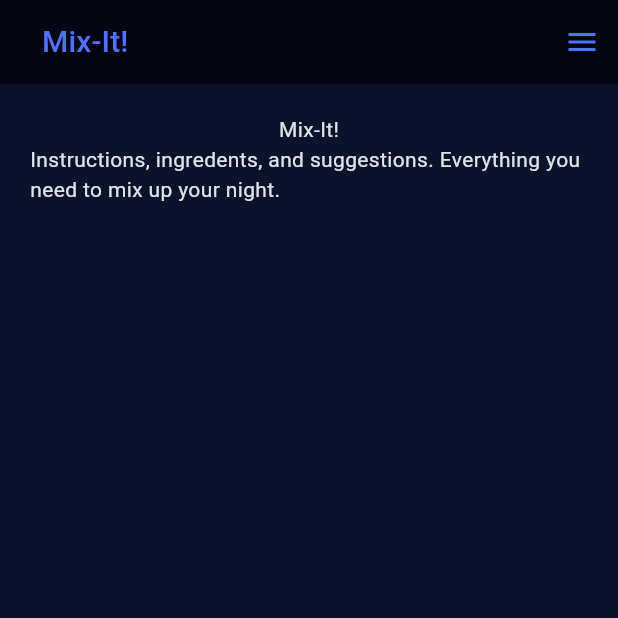
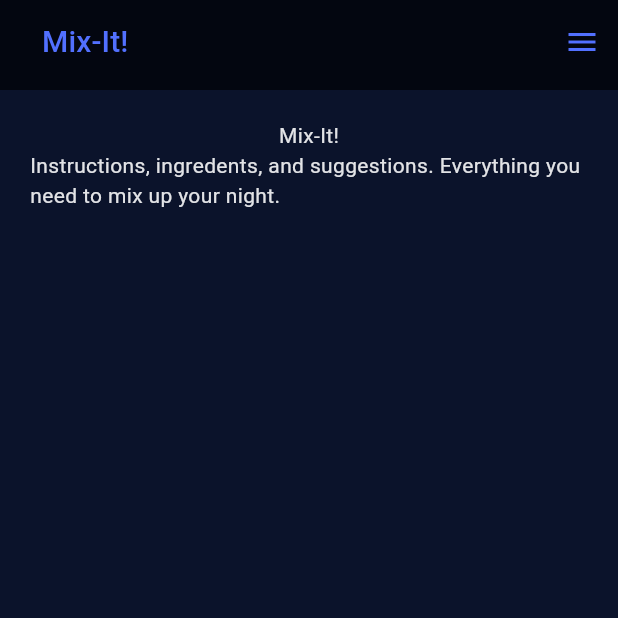
Before and after one commit to TKravel/mix-it-flutter, a Flutter app: the screen it shows after launch, in the side drawer, after a tap on "Mix-It!", on a phone screen of 412 x 824 dp, the top half of it. Run offline on Flutter 3.47's test engine with Material 3 defaults, Android fonts, the phone set to English and light mode, and no system bars; our stand-ins replace carousel_slider, flutter_dotenv; network calls fail.

Commit message:
Styles and clean up

```diff
--- a/lib/main.dart
+++ b/lib/main.dart
@@ -1,9 +1,9 @@
+// ignore: unused_import
+import 'dart:developer';
+
 import 'package:flutter/material.dart';
 import 'package:flutter_dotenv/flutter_dotenv.dart';
-import 'package:mix_it/screens/drink_details/drink_details.dart';
-import 'dart:developer';
 
-import 'package:mix_it/utils/colors/custom_colors.dart';
 import 'package:mix_it/screens/home_page/home_page.dart';
 import 'package:mix_it/utils/themes/custom_themes.dart';
 
@@ -21,62 +21,7 @@ class MyApp extends StatelessWidget {
     return MaterialApp(
       title: 'Mix-It!',
       theme: CustomThemes.customDarkTheme,
-      home: HomePage(),
+      home: const HomePage(),
     );
   }
 }
-
-// class MyHomePage extends StatefulWidget {
-//   const MyHomePage({super.key, required this.title});
-
-//   // This widget is the home page of your application. It is stateful, meaning
-//   // that it has a State object (defined below) that contains fields that affect
-//   // how it looks.
-
-//   // This class is the configuration for the state. It holds the values (in this
-//   // case the title) provided by the parent (in this case the App widget) and
-//   // used by the build method of the State. Fields in a Widget subclass are
-//   // always marked "final".
-
-//   final String title;
-
-//   @override
-//   State<MyHomePage> createState() => _MyHomePageState();
-// }
-
-// class _MyHomePageState extends State<MyHomePage> {
-//   int _counter = 0;
-
-//   void _incrementCounter() {
-//     setState(() {
-//       // This call to setState tells the Flutter framework that something has
-//       // changed in this State, which causes it to rerun the build method below
-//       // so that the display can reflect the updated values. If we changed
-//       // _counter without calling setState(), then the build method would not be
-//       // called again, and so nothing would appear to happen.
-//       _counter++;
-//     });
-//   }
-
-//   @override
-//   Widget build(BuildContext context) {
-//     // This method is rerun every time setState is called, for instance as done
-//     // by the _incrementCounter method above.
-//     //
-//     // The Flutter framework has been optimized to make rerunning build methods
-//     // fast, so that you can just rebuild anything that needs updating rather
-//     // than having to individually change instances of widgets.
-//     return Scaffold(
-//       appBar: AppBar(
-//         // TRY THIS: Try changing the color here to a specific color (to
-//         // Colors.amber, perhaps?) and trigger a hot reload to see the AppBar
-//         // change color while the other colors stay the same.
-//         backgroundColor: Theme.of(context).colorScheme.inversePrimary,
-//         // Here we take the value from the MyHomePage object that was created by
-//         // the App.build method, and use it to set our appbar title.
-//         title: Text(widget.title),
-//       ),
-//       body: const Text("hello world"),
-//     );
-//   }
-// }
--- a/lib/screens/drink_details/components/drink_info.dart
+++ b/lib/screens/drink_details/components/drink_info.dart
@@ -1,4 +1,5 @@
-import 'dart:ffi';
+// ignore: unused_import
+import 'dart:developer';
 
 import 'package:flutter/material.dart';
 
--- a/lib/screens/drink_details/components/ingredient_list.dart
+++ b/lib/screens/drink_details/components/ingredient_list.dart
@@ -1,3 +1,6 @@
+// ignore: unused_import
+import 'dart:developer';
+
 import 'package:flutter/material.dart';
 import 'package:mix_it/utils/colors/custom_colors.dart';
 
--- a/lib/screens/home_page/componets/landing_hero.dart
+++ b/lib/screens/home_page/componets/landing_hero.dart
@@ -1,5 +1,8 @@
+// ignore: unused_import
+import 'dart:developer';
+
 import 'package:flutter/material.dart';
-import 'package:mix_it/utils/constants/text_constants.dart';
+import 'package:mix_it/utils/constants/constants.dart';
 
 class LandingHero extends StatelessWidget {
   const LandingHero({super.key});
--- a/lib/screens/home_page/home_page.dart
+++ b/lib/screens/home_page/home_page.dart
@@ -1,9 +1,11 @@
-import 'package:flutter/material.dart';
+// ignore: unused_import
 import 'dart:developer';
 
+import 'package:flutter/material.dart';
+
 import 'package:mix_it/screens/home_page/componets/landing_hero.dart';
-import 'package:mix_it/utils/colors/custom_colors.dart';
-import 'package:mix_it/widgets/app_bar.dart';
+import 'package:mix_it/utils/constants/constants.dart';
+import 'package:mix_it/widgets/app_bar/main_app_bar.dart';
 import 'package:mix_it/widgets/drink_list/selection_grid.dart';
 
 import 'package:mix_it/widgets/side_nav.dart';
@@ -17,27 +19,8 @@ class HomePage extends StatelessWidget {
   Widget build(BuildContext context) {
     return SafeArea(
       child: Scaffold(
-        appBar: AppBar(
-          title: TextButton(
-            style: ButtonStyle(
-              foregroundColor:
-                  WidgetStateColor.resolveWith((Set<WidgetState> states) {
-                return CustomColors.kAccent.shade100;
-              }),
-            ),
-            onPressed: () => {
-              Navigator.pushAndRemoveUntil(
-                  context,
-                  MaterialPageRoute(builder: (context) => const HomePage()),
-                  (_) => false)
-            },
-            child: const Text(
-              "Mix-It!",
-              style: TextStyle(
-                fontSize: 20,
-              ),
-            ),
-          ),
+        appBar: const MainAppBar(
+          height: kAppBarHeight,
         ),
         endDrawer: SideNav(
           context: context,
--- a/lib/services/network.dart
+++ b/lib/services/network.dart
@@ -1,4 +1,5 @@
-import 'dart:convert';
+// ignore: unused_import
+import 'dart:developer';
 
 import 'package:http/http.dart' as http;
 import 'package:flutter_dotenv/flutter_dotenv.dart';
@@ -10,9 +11,8 @@ class Network {
   postRequest(String url, Map<String, String>? params) async {
     String routeBuilder = 'api/json/$_apiKey$url';
     Uri endPoint = Uri.https(_authority, routeBuilder, params);
-    print(endPoint);
     var response = await http.get(endPoint);
-    print('Response status: $url ${response.statusCode}');
+    // print('Response status: $url ${response.statusCode}');
     // print('Response body: ${response.body}');
     return response.body;
   }
--- a/lib/utils/colors/custom_colors.dart
+++ b/lib/utils/colors/custom_colors.dart
@@ -1,8 +1,8 @@
 import 'package:flutter/material.dart';
 
 class CustomColors {
-  static const MaterialColor kPrimary =
-      MaterialColor(_kmainPrimaryValue, <int, Color>{
+  static MaterialColor kPrimary =
+      const MaterialColor(_kmainPrimaryValue, <int, Color>{
     50: Color(0xFFE2E3E6),
     100: Color(0xFFB6B8BF),
     200: Color(0xFF858995),
--- /dev/null
+++ b/lib/utils/constants/constants.dart
@@ -0,0 +1,16 @@
+import 'package:flutter/material.dart';
+
+import 'package:mix_it/utils/colors/custom_colors.dart';
+
+// APP BAR
+const double kAppBarHeight = 60.0;
+
+Color kTextOnPrimary = CustomColors.kPrimary.shade50;
+
+// BUTTON CONSTANTS
+
+TextStyle kDrawerButtonTextStyles = TextStyle(
+  color: CustomColors.kAccent.shade100,
+  fontSize: 20,
+  fontWeight: FontWeight.w500,
+);
--- a/lib/utils/constants/text_constants.dart
+++ /dev/null
@@ -1,5 +0,0 @@
-import 'package:flutter/material.dart';
-
-import 'package:mix_it/utils/colors/custom_colors.dart';
-
-Color kTextOnPrimary = CustomColors.kPrimary.shade50;
--- /dev/null
+++ b/lib/widgets/app_bar/main_app_bar.dart
@@ -0,0 +1,48 @@
+import 'package:flutter/material.dart';
+
+import 'package:mix_it/utils/colors/custom_colors.dart';
+import 'package:mix_it/screens/home_page/home_page.dart';
+
+class MainAppBar extends StatefulWidget implements PreferredSizeWidget {
+  const MainAppBar({super.key, required this.height});
+
+  final double height;
+
+  @override
+  Size get preferredSize {
+    return Size.fromHeight(height);
+  }
+
+  @override
+  State<StatefulWidget> createState() {
+    return _MainAppBar();
+  }
+}
+
+class _MainAppBar extends State<MainAppBar> {
+  @override
+  Widget build(BuildContext context) {
+    return AppBar(
+      title: TextButton(
+        style: ButtonStyle(
+          foregroundColor:
+              WidgetStateColor.resolveWith((Set<WidgetState> states) {
+            return CustomColors.kAccent.shade100;
+          }),
+        ),
+        onPressed: () => {
+          Navigator.pushAndRemoveUntil(
+              context,
+              MaterialPageRoute(builder: (context) => const HomePage()),
+              (_) => false)
+        },
+        child: const Text(
+          "Mix-It!",
+          style: TextStyle(
+            fontSize: 20,
+          ),
+        ),
+      ),
+    );
+  }
+}
--- a/lib/widgets/side_nav.dart
+++ b/lib/widgets/side_nav.dart
@@ -1,10 +1,13 @@
+// ignore: unused_import
+import 'dart:developer';
+
 import 'package:flutter/material.dart';
 
-import 'package:mix_it/screens/drink_details/drink_details.dart';
 import 'package:mix_it/screens/home_page/home_page.dart';
 import 'package:mix_it/screens/latest_drinks/newly_added_screen.dart';
 import 'package:mix_it/screens/popular/popular_screen.dart';
 import 'package:mix_it/screens/random_drink/random_drink_screen.dart';
+import 'package:mix_it/utils/constants/constants.dart';
 
 class SideNav extends Drawer {
   const SideNav({super.key, required this.context});
@@ -12,8 +15,7 @@ class SideNav extends Drawer {
   final BuildContext context;
 
   _handleNavSelection(String selection) {
-    Widget newScreen = HomePage();
-    print(selection);
+    Widget newScreen = const HomePage();
     switch (selection) {
       case 'popular':
         newScreen = const PopularScreen();
@@ -39,13 +41,22 @@ class SideNav extends Drawer {
           ),
           TextButton(
               onPressed: () => {_handleNavSelection('popular')},
-              child: const Text("Popular")),
+              child: Text(
+                "Popular",
+                style: kDrawerButtonTextStyles,
+              )),
           TextButton(
               onPressed: () => {_handleNavSelection('new')},
-              child: const Text("New")),
+              child: Text(
+                "New",
+                style: kDrawerButtonTextStyles,
+              )),
           TextButton(
               onPressed: () => {_handleNavSelection('random')},
-              child: const Text("Random")),
+              child: Text(
+                "Random",
+                style: kDrawerButtonTextStyles,
+              )),
         ],
       ),
     );
```
Also changed, not shown: lib/screens/drink_details/drink_details.dart (+8 -4 lines), lib/screens/latest_drinks/newly_added_screen.dart (+7 -2 lines), lib/screens/popular/popular_screen.dart (+6 -2 lines), lib/screens/random_drink/random_drink_screen.dart (+9 -4 lines), lib/widgets/app_bar.dart (deleted, +0 -44 lines), lib/widgets/carousel/carousel.dart (+5 -3 lines), lib/widgets/drink_list/selection_grid.dart (+4 -3 lines), 1 other file.
